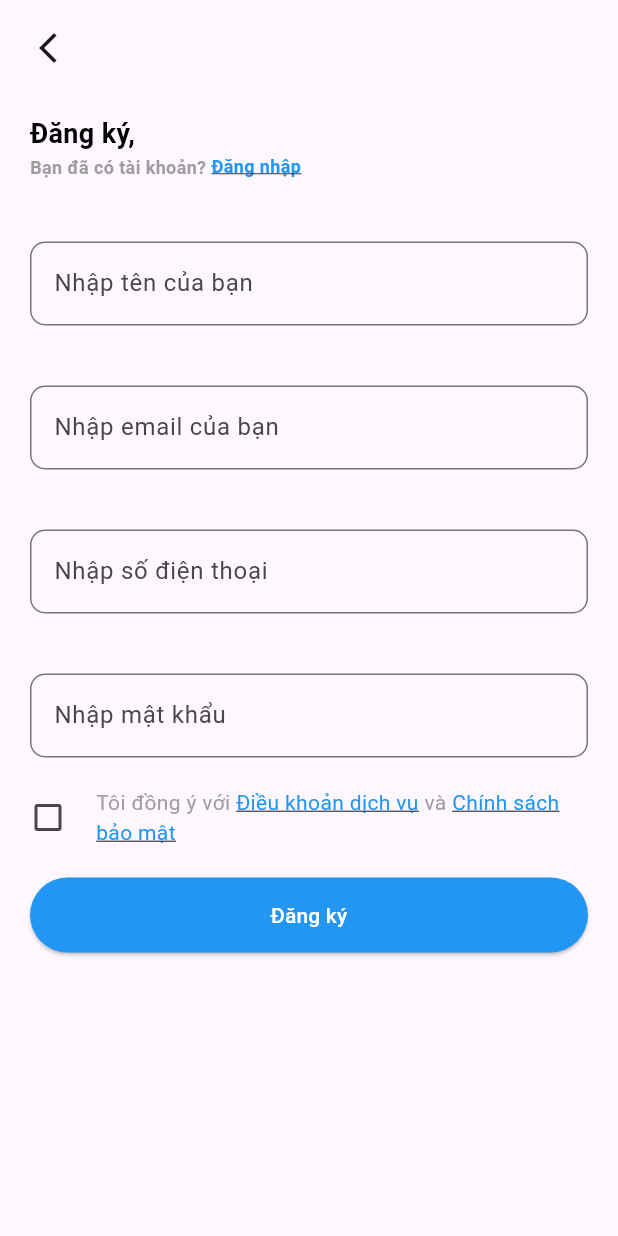
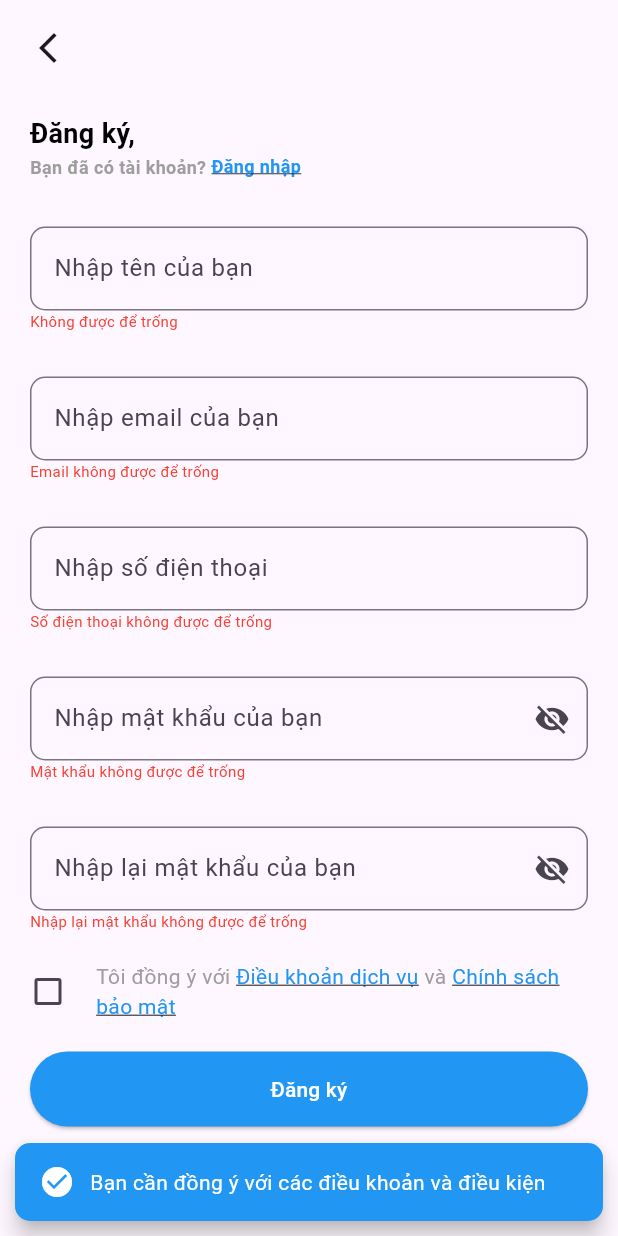
Before and after one commit to dangvcuong/GroFast_Consumers, a Flutter app: the Signup screen opened directly, after a tap on "Đăng ký", on a phone screen of 412 x 824 dp. Run offline on Flutter 3.47's test engine with Material 3 defaults, Android fonts, the phone set to English and light mode, and no system bars; our stand-ins replace firebase_auth, firebase_core, google_sign_in; accounts and stored records are empty.

Commit message:
Update quen mk voi dk

```diff
--- /dev/null
+++ b/lib/controllers/sign_up_controller.dart
@@ -0,0 +1,142 @@
+// ignore_for_file: camel_case_types, unused_local_variable, unused_field, use_build_context_synchronously
+
+import 'package:firebase_auth/firebase_auth.dart';
+import 'package:flutter/material.dart';
+import 'package:grofast_consumers/login/loggin.dart';
+import 'package:grofast_consumers/validates/validate_Dk.dart';
+
+class SignUp__Controller {
+  static final SignUp__Controller _instance = SignUp__Controller._internal();
+
+  // Private constructor
+  SignUp__Controller._internal();
+
+  // Factory constructor to return the same instance
+  factory SignUp__Controller() {
+    return _instance;
+  }
+
+  final FirebaseAuth _auth = FirebaseAuth.instance;
+  final valideteDK validateSignup = valideteDK();
+  final TextEditingController nameController = TextEditingController();
+  final TextEditingController phoneController = TextEditingController();
+  final TextEditingController emailController = TextEditingController();
+  final TextEditingController passwordController = TextEditingController();
+  final TextEditingController conficPasswordController =
+      TextEditingController();
+  bool ischeckBock = false;
+  String errorMessage = "";
+
+  bool checkDK() {
+    var check = true;
+    String pattern = r'^[\w-\.]+@([\w-]+\.)+[\w-]{2,4}$';
+    RegExp regExp = RegExp(pattern);
+    if (emailController.text.isEmpty) {
+      check = false;
+    } else if (!regExp.hasMatch(emailController.text)) {
+      check = false;
+    }
+
+    if (passwordController.text.isEmpty) {
+      check = false;
+    } else if (passwordController.text.length < 6) {
+      check = false;
+    }
+
+    if (passwordController.text.isEmpty) {
+      check = false;
+    } else if (conficPasswordController.text.length < 6) {
+      check = false;
+    } else if (conficPasswordController.text != passwordController.text) {
+      check = false;
+    }
+
+    final RegExp phoneRegExp = RegExp(r'^[0-9]+$');
+    if (phoneController.text.isEmpty) {
+      check = false;
+    } else if (phoneController.text.length < 10 ||
+        !phoneRegExp.hasMatch(phoneController.text)) {
+      check = false;
+    }
+
+    if (nameController.text.isEmpty) {
+      check = false;
+    }
+    if (ischeckBock == false) {
+      errorMessage = "Bạn cần đồng ý với các điều khoản và điều kiện";
+      check = false;
+    }
+
+    return check;
+  }
+
+  void clear() {
+    nameController.clear();
+    phoneController.clear();
+    emailController.clear();
+    passwordController.clear();
+    conficPasswordController.clear();
+    ischeckBock = false;
+  }
+
+  void signUp(BuildContext context) async {
+    bool? nameError = validateSignup.validateName(nameController.value.text);
+    bool? phoneError = validateSignup.validatePhone(phoneController.value.text);
+    bool? emailError = validateSignup.validateEmail(emailController.value.text);
+    bool? passwordError =
+        validateSignup.validatePassword(passwordController.value.text);
+    bool? passConficError = validateSignup.validatePasswordConfic(
+        conficPasswordController.value.text, passwordController.value.text);
+    if (checkDK()) {
+      try {
+        UserCredential userCredential =
+            await _auth.createUserWithEmailAndPassword(
+          email: emailController.text.trim(),
+          password: passwordController.text.trim(),
+        );
+        // Đăng ký thành công
+        errorMessage = 'Đăng ký thành công!';
+        clear();
+        Navigator.push(
+            context, MaterialPageRoute(builder: (context) => const Login()));
+      } on FirebaseAuthException catch (e) {
+        String message;
+        if (e.code == 'weak-password') {
+          errorMessage = 'Mật khẩu quá yếu.';
+        } else if (e.code == 'email-already-in-use') {
+          errorMessage = 'Email đã được sử dụng.';
+        } else {
+          errorMessage = 'Đã có lỗi xảy ra.';
+        }
+      } catch (e) {
+        errorMessage = 'Đã có lỗi xảy ra.';
+      }
+    }
+    final snackBar = SnackBar(
+      duration: const Duration(seconds: 3),
+      backgroundColor: Colors.blue,
+      content: Row(
+        children: [
+          const Icon(Icons.check_circle,
+              color: Colors.white), // Icon thành công
+          const SizedBox(width: 10),
+          Expanded(
+            // Sử dụng Expanded để giãn nội dung
+            child: Text(
+              errorMessage,
+              style: const TextStyle(color: Colors.white),
+              overflow: TextOverflow.ellipsis, // Để cắt ngắn nếu quá dài
+            ),
+          ),
+        ],
+      ),
+      behavior: SnackBarBehavior.floating,
+      shape: RoundedRectangleBorder(
+        borderRadius: BorderRadius.circular(10),
+      ),
+      margin: const EdgeInsets.all(10),
+    );
+
+    ScaffoldMessenger.of(context).showSnackBar(snackBar);
+  }
+}
--- a/lib/login/widgets/man_chao.dart
+++ b/lib/login/widgets/man_chao.dart
@@ -1,3 +1,5 @@
+// ignore_for_file: use_build_context_synchronously
+
 import 'package:flutter/material.dart';
 import 'package:grofast_consumers/login/loggin.dart';
 
--- a/lib/main.dart
+++ b/lib/main.dart
@@ -1,7 +1,10 @@
 import 'package:flutter/material.dart';
 import 'package:grofast_consumers/login/widgets/man_chao.dart';
+import 'package:firebase_core/firebase_core.dart';
 
-void main() {
+void main() async {
+  WidgetsFlutterBinding.ensureInitialized();
+  await Firebase.initializeApp(); // Khởi tạo Firebase
   runApp(const MyApp());
 }
 
--- a/lib/sigup/signup.dart
+++ b/lib/sigup/signup.dart
@@ -1,5 +1,7 @@
 import 'package:flutter/material.dart';
+import 'package:grofast_consumers/controllers/sign_up_controller.dart';
 import 'package:grofast_consumers/sigup/widgets/formsignupwidget.dart';
+import 'package:grofast_consumers/validates/validate_Dk.dart';
 
 class Signup extends StatefulWidget {
   const Signup({super.key});
@@ -9,13 +11,19 @@ class Signup extends StatefulWidget {
 }
 
 class _SignupState extends State<Signup> {
+  final SignUp__Controller signupController = SignUp__Controller();
+  final valideteDK validateDK = valideteDK();
   @override
   Widget build(BuildContext context) {
     return Scaffold(
       resizeToAvoidBottomInset: true,
       appBar: AppBar(
         leading: GestureDetector(
-            onTap: () => Navigator.pop(context),
+            onTap: () => {
+                  Navigator.pop(context),
+                  signupController.clear(),
+                  validateDK.clear()
+                },
             child: Container(
               padding: const EdgeInsets.all(20),
               child: const Icon(Icons.arrow_back_ios_new_outlined),
--- a/lib/sigup/widgets/formsignupwidget.dart
+++ b/lib/sigup/widgets/formsignupwidget.dart
@@ -1,5 +1,7 @@
 import 'package:flutter/material.dart';
+import 'package:grofast_consumers/controllers/sign_up_controller.dart';
 import 'package:grofast_consumers/login/loggin.dart';
+import 'package:grofast_consumers/validates/validate_Dk.dart';
 
 class FormSignUpWidget extends StatefulWidget {
   const FormSignUpWidget({super.key});
@@ -9,8 +11,11 @@ class FormSignUpWidget extends StatefulWidget {
 }
 
 class _FormSignUpWidgetState extends State<FormSignUpWidget> {
-  bool _isChecked = false;
-
+  final bool _isChecked = false;
+  bool _isPasswordVisible = false;
+  bool _isPasswordVisibleConfic = false;
+  final SignUp__Controller signupController = SignUp__Controller();
+  final valideteDK validateDK = valideteDK();
   @override
   Widget build(BuildContext context) {
     return Form(
@@ -31,8 +36,12 @@ class _FormSignUpWidgetState extends State<FormSignUpWidget> {
             children: [
               WidgetSpan(
                   child: GestureDetector(
-                onTap: () => Navigator.push(context,
-                    MaterialPageRoute(builder: (context) => const Login())),
+                onTap: () => {
+                  Navigator.push(context,
+                      MaterialPageRoute(builder: (context) => const Login())),
+                  signupController.clear(),
+                  validateDK.clear()
+                },
                 child: const Text(
                   'Đăng nhập',
                   style: TextStyle(
@@ -44,9 +53,10 @@ class _FormSignUpWidgetState extends State<FormSignUpWidget> {
               ))
             ]),
       ),
-      Container(height: 40),
+      Container(height: 30),
       TextField(
         keyboardType: TextInputType.name,
+        controller: signupController.nameController,
         decoration: InputDecoration(
           labelText: "Nhập tên của bạn", // Chữ ghi chú
           border: OutlineInputBorder(
@@ -55,9 +65,14 @@ class _FormSignUpWidgetState extends State<FormSignUpWidget> {
           floatingLabelBehavior: FloatingLabelBehavior.auto, // Chế độ nổi
         ),
       ),
-      Container(height: 40),
+      Text(
+        validateDK.errorMessageName,
+        style: const TextStyle(color: Colors.red, fontSize: 10),
+      ),
+      Container(height: 30),
       TextField(
         keyboardType: TextInputType.emailAddress,
+        controller: signupController.emailController,
         decoration: InputDecoration(
           labelText: "Nhập email của bạn", // Chữ ghi chú
           border: OutlineInputBorder(
@@ -66,9 +81,14 @@ class _FormSignUpWidgetState extends State<FormSignUpWidget> {
           floatingLabelBehavior: FloatingLabelBehavior.auto, // Chế độ nổi
         ),
       ),
-      Container(height: 40),
+      Text(
+        validateDK.errorMessageEmail,
+        style: const TextStyle(color: Colors.red, fontSize: 10),
+      ),
+      Container(height: 30),
       TextField(
         keyboardType: TextInputType.number,
+        controller: signupController.phoneController,
         decoration: InputDecoration(
           labelText: "Nhập số điện thoại", // Chữ ghi chú
           border: OutlineInputBorder(
@@ -77,16 +97,65 @@ class _FormSignUpWidgetState extends State<FormSignUpWidget> {
           floatingLabelBehavior: FloatingLabelBehavior.auto, // Chế độ nổi
         ),
       ),
-      Container(height: 40),
+      Text(
+        validateDK.errorMessagePhone,
+        style: const TextStyle(color: Colors.red, fontSize: 10),
+      ),
+      Container(height: 30),
       TextField(
         keyboardType: TextInputType.visiblePassword,
+        controller: signupController.passwordController,
+        obscureText: !_isPasswordVisible, // Điều khiển hiển thị mật khẩu
         decoration: InputDecoration(
-          labelText: "Nhập mật khẩu", // Chữ ghi chú
+          labelText: "Nhập mật khẩu của bạn",
           border: OutlineInputBorder(
-            borderRadius: BorderRadius.circular(10), // Bo tròn góc
+            borderRadius: BorderRadius.circular(10),
           ),
-          floatingLabelBehavior: FloatingLabelBehavior.auto, // Chế độ nổi
+          floatingLabelBehavior: FloatingLabelBehavior.auto,
+          suffixIcon: IconButton(
+            icon: Icon(
+              _isPasswordVisible ? Icons.visibility : Icons.visibility_off,
+            ),
+            onPressed: () {
+              setState(() {
+                _isPasswordVisible = !_isPasswordVisible;
+              });
+            },
+          ),
         ),
+      ),
+      Text(
+        validateDK.errorMessagePass,
+        style: const TextStyle(color: Colors.red, fontSize: 10),
+      ),
+      Container(height: 30),
+      TextField(
+        keyboardType: TextInputType.visiblePassword,
+        controller: signupController.conficPasswordController,
+        obscureText: !_isPasswordVisibleConfic, // Điều khiển hiển thị mật khẩu
+        decoration: InputDecoration(
+          labelText: "Nhập lại mật khẩu của bạn",
+          border: OutlineInputBorder(
+            borderRadius: BorderRadius.circular(10),
+          ),
+          floatingLabelBehavior: FloatingLabelBehavior.auto,
+          suffixIcon: IconButton(
+            icon: Icon(
+              _isPasswordVisibleConfic
+                  ? Icons.visibility
+                  : Icons.visibility_off,
+            ),
+            onPressed: () {
+              setState(() {
+                _isPasswordVisibleConfic = !_isPasswordVisibleConfic;
+              });
+            },
+          ),
+        ),
+      ),
+      Text(
+        validateDK.errorMessagePassConfic,
+        style: const TextStyle(color: Colors.red, fontSize: 10),
       ),
       Container(height: 20),
       Row(
@@ -96,10 +165,10 @@ class _FormSignUpWidgetState extends State<FormSignUpWidget> {
             height: 24,
             width: 24,
             child: Checkbox(
-              value: _isChecked,
+              value: signupController.ischeckBock,
               onChanged: (bool? value) {
                 setState(() {
-                  _isChecked = value ?? false;
+                  signupController.ischeckBock = value ?? false;
                 });
               },
               activeColor: Colors.blue,
@@ -137,8 +206,9 @@ class _FormSignUpWidgetState extends State<FormSignUpWidget> {
       Container(height: 20),
       ElevatedButton(
         onPressed: () {
-          // FocusScope.of(context).requestFocus(FocusNode());
-          // loginController.login();
+          setState(() {
+            signupController.signUp(context);
+          });
         },
         style: ElevatedButton.styleFrom(
             backgroundColor: Colors.blue,
--- /dev/null
+++ b/lib/validates/validate_Dk.dart
@@ -0,0 +1,102 @@
+// ignore_for_file: file_names, camel_case_types
+
+class valideteDK {
+  static final valideteDK _instance = valideteDK._internal();
+
+  // Private constructor
+  valideteDK._internal();
+
+  // Factory constructor to return the same instance
+  factory valideteDK() {
+    return _instance;
+  }
+  bool check = true;
+
+  void clear() {
+    errorMessageEmail = "";
+    errorMessageName = "";
+    errorMessagePass = "";
+    errorMessagePassConfic = "";
+    errorMessagePhone = "";
+  }
+
+  String errorMessageEmail = "";
+  bool? validateEmail(String email) {
+    // Biểu thức chính quy để kiểm tra định dạng email
+    String pattern = r'^[\w-\.]+@([\w-]+\.)+[\w-]{2,4}$';
+    RegExp regExp = RegExp(pattern);
+    if (email.isEmpty) {
+      errorMessageEmail = "Email không được để trống";
+      check = false;
+    } else if (!regExp.hasMatch(email)) {
+      errorMessageEmail = "Email không hợp lệ";
+      check = false;
+    } else {
+      errorMessageEmail = "";
+    }
+
+    return check;
+  }
+
+  String errorMessagePass = "";
+  bool validatePassword(String password) {
+    if (password.isEmpty) {
+      errorMessagePass = "Mật khẩu không được để trống";
+      check = false;
+    } else if (password.length < 6) {
+      errorMessagePass = "Mật khẩu phải có ít nhất 6 ký tự";
+      check = false;
+    } else {
+      errorMessagePass = "";
+    }
+    // Bạn có thể thêm quy tắc khác nếu cần như yêu cầu ký tự đặc biệt
+    return check;
+  }
+
+  String errorMessagePassConfic = "";
+  bool validatePasswordConfic(String passwordConfic, String pass) {
+    // Khởi tạo biến kiểm tra hợp lệ
+    if (passwordConfic.isEmpty) {
+      errorMessagePassConfic = "Nhập lại mật khẩu không được để trống";
+      check = false;
+    } else if (passwordConfic.length < 6) {
+      errorMessagePassConfic = "Mật khẩu phải có ít nhất 6 ký tự";
+      check = false;
+    } else if (passwordConfic != pass) {
+      errorMessagePassConfic = "Nhập lại mật khẩu không đúng";
+      check = false;
+    } else {
+      errorMessagePassConfic = ""; // Không có lỗi
+    }
+
+    // Bạn có thể thêm quy tắc khác nếu cần như yêu cầu ký tự đặc biệt
+    return check; // Trả về kết quả kiểm tra
+  }
+
+  String errorMessagePhone = "";
+  bool validatePhone(String phone) {
+    // Kiểm tra số điện thoại có đủ số lượng ký tự và chỉ chứa số không
+    final RegExp phoneRegExp = RegExp(r'^[0-9]+$');
+    if (phone.isEmpty) {
+      errorMessagePhone = 'Số điện thoại không được để trống';
+      check = false;
+    } else if (phone.length < 10 || !phoneRegExp.hasMatch(phone)) {
+      errorMessagePhone = 'Số điện thoại không hợp lệ';
+      check = false;
+    } else {
+      errorMessagePhone = '';
+    }
+    return check; // trả về null nếu không có lỗi
+  }
+
+  String errorMessageName = "";
+  bool validateName(String name) {
+    if (name.isEmpty) {
+      errorMessageName = 'Không được để trống';
+      check = false;
+    } else {
+      errorMessageName = "";
+    }
+    return check; // trả về null nếu không có lỗi
+  }
+}
--- a/pubspec.yaml
+++ b/pubspec.yaml
@@ -31,10 +31,14 @@ dependencies:
   flutter:
     sdk: flutter
 
-
   # The following adds the Cupertino Icons font to your application.
   # Use with the CupertinoIcons class for iOS style icons.
+  get: ^4.6.5
+  google_sign_in: ^6.1.0
   cupertino_icons: ^1.0.8
+  firebase_core: ^3.6.0
+  firebase_auth: ^5.3.1
+
 
 dev_dependencies:
   flutter_test:
```
Also changed, not shown: lib/controllers/login_controller.dart (added, +176 -0 lines), lib/forget_password/forget_password_screen.dart (+10 -2 lines), lib/forget_password/widgets/form_enter_email_widget.dart (renamed from lib/forget_password/form_enter_email_widget.dart, +13 -3 lines), lib/login/widgets/form_login_widget.dart (+60 -17 lines), lib/validates/vlidedate_dN.dart (added, +53 -0 lines), firebase.json (added), lib/firebase_options.dart (added), pubspec.lock, 6 other files.
